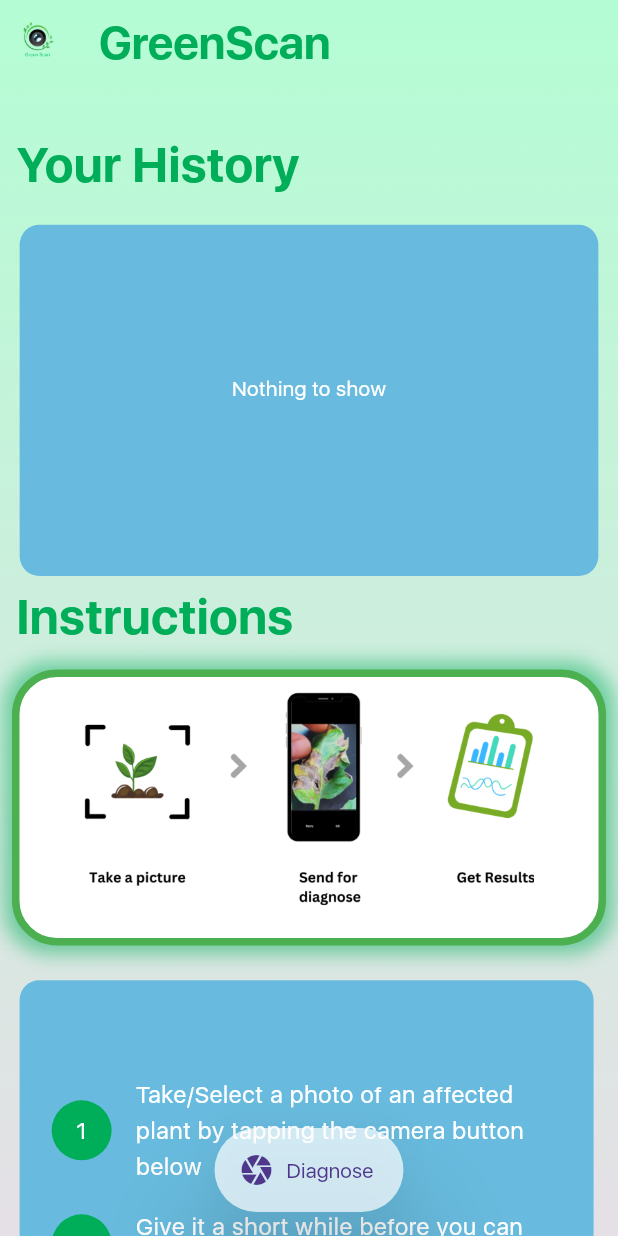
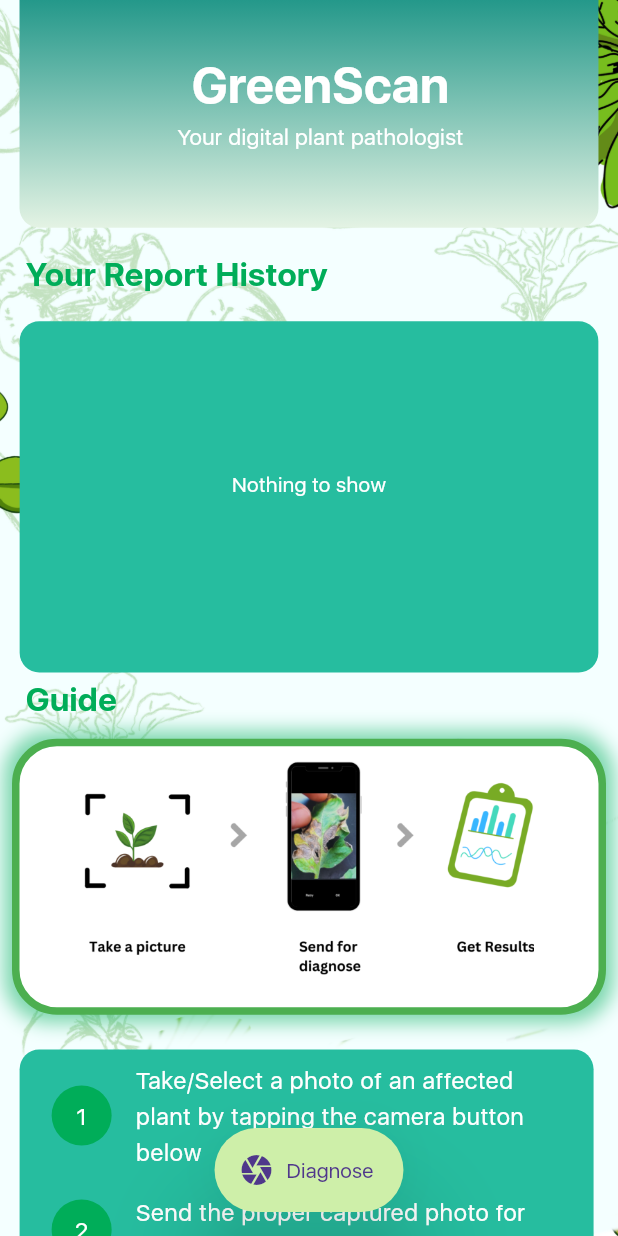
Before and after one commit to IshworMoktan/plant_disease_detector, a Flutter app: the screen it shows after launch, on a phone screen of 412 x 824 dp. Run offline on Flutter 3.47's test engine with Material 2 defaults, Android fonts, the phone set to English and light mode, and no system bars; drawn by our look-alikes of flutter_speed_dial; our stand-ins replace font_awesome_flutter, hive, hive_flutter, image_picker; missing offline and left inert: tflite; accounts and stored records are empty.

Commit message:
suggestion page has beend modified for the visibility

```diff
--- a/lib/constants/constants.dart
+++ b/lib/constants/constants.dart
@@ -2,5 +2,5 @@ import 'package:flutter/material.dart';
 
 const kMain = Color(0xff00ad59);
 const kAccent = Color(0xff1ca800);
-const kSecondary = Color.fromARGB(255, 104, 187, 222);
+const kSecondary = Color.fromARGB(255, 38, 189, 159);
 const kWhite = Color(0xffffffff);
--- a/lib/src/home_page/components/greeting.dart
+++ b/lib/src/home_page/components/greeting.dart
@@ -12,7 +12,15 @@ class GreetingSection extends SliverFixedExtentList {
                     (0.079 * height), 0, (0.079 * height), (0.079 * height)),
                 child: Container(
                   decoration: BoxDecoration(
-                    color: kWhite,
+                    gradient: const LinearGradient(
+                      colors: [
+                        Color.fromARGB(255, 36, 152, 138),
+                        Color(0xffe4f3e4)
+                      ],
+                      stops: [0, 1],
+                      begin: Alignment.topCenter,
+                      end: Alignment.bottomCenter,
+                    ),
                     borderRadius: BorderRadius.only(
                         bottomLeft: Radius.circular((0.079 * height)),
                         bottomRight: Radius.circular((0.079 * height))),
@@ -21,24 +29,42 @@ class GreetingSection extends SliverFixedExtentList {
                     padding: EdgeInsets.fromLTRB(
                         (0.092 * height), 0, 0, (0.099 * height)),
                     child: Column(
-                      mainAxisAlignment: MainAxisAlignment.end,
-                      crossAxisAlignment: CrossAxisAlignment.start,
+                      mainAxisAlignment: MainAxisAlignment.center,
                       children: [
                         Row(
+                          mainAxisAlignment: MainAxisAlignment.center,
                           children: [
-                            SizedBox(
-                                height: 120,
-                                width: 80,
-                                child: Image.asset(
-                                  'assets/images/logo.png',
-                                  color: Colors.green,
-                                )),
+                            // SizedBox(
+                            //     height: 120,
+                            //     child: Image.asset(
+                            //       'assets/images/logo.png',
+                            //     )),
+                            // const SizedBox(
+                            //   width: 10,
+                            // ),
                             Text(
                               'GreenScan',
                               style: TextStyle(
                                   fontFamily: 'SFBold',
                                   fontSize: (0.2 * height),
-                                  color: kMain),
+                                  color: kWhite),
+                            ),
+                          ],
+                        ),
+                        const Row(
+                          mainAxisAlignment: MainAxisAlignment.center,
+                          children: [
+                            // SizedBox(
+                            //     height: 120,
+                            //     child: Image.asset(
+                            //       'assets/images/logo.png',
+                            //     )),
+                            // const SizedBox(
+                            //   width: 10,
+                            // ),
+                            Text(
+                              'Your digital plant pathologist',
+                              style: TextStyle(fontSize: 15, color: kWhite),
                             ),
                           ],
                         ),
--- a/lib/src/home_page/components/instructions.dart
+++ b/lib/src/home_page/components/instructions.dart
@@ -46,6 +46,18 @@ class InstructionsSection extends SliverFixedExtentList {
                             ),
                           ),
                           title: Text(
+                              'Send the proper captured photo for diagnose',
+                              style: TextStyle(color: kWhite)),
+                        ),
+                        ListTile(
+                          leading: CircleAvatar(
+                            backgroundColor: kMain,
+                            child: Text(
+                              '3',
+                              style: TextStyle(color: kWhite),
+                            ),
+                          ),
+                          title: Text(
                               'Give it a short while before you can get a suggestion of the disease',
                               style: TextStyle(color: kWhite)),
                         ),
--- a/lib/src/home_page/home.dart
+++ b/lib/src/home_page/home.dart
@@ -46,21 +46,21 @@ class _HomeState extends State<Home> {
     late Disease _disease;
 
     return Scaffold(
-      extendBodyBehindAppBar: true,
-      appBar: AppBar(
-        foregroundColor: kMain,
-        backgroundColor: Colors.transparent,
-        elevation: 0,
-        leadingWidth: 50,
-        leading: Image.asset('assets/images/logo.png'),
-        title: Text(
-          'GreenScan',
-          style: TextStyle(fontFamily: 'SFBold', fontSize: 30, color: kMain),
-        ),
-      ),
+      // extendBodyBehindAppBar: true,
+      // appBar: AppBar(
+      //   foregroundColor: kMain,
+      //   backgroundColor: Colors.transparent,
+      //   elevation: 0,
+      //   leadingWidth: 50,
+      //   leading: Image.asset('assets/images/logo.png'),
+      //   title: Text(
+      //     'GreenScan',
+      //     style: TextStyle(fontFamily: 'SFBold', fontSize: 30, color: kMain),
+      //   ),
+      // ),
       floatingActionButtonLocation: FloatingActionButtonLocation.centerFloat,
       floatingActionButton: SpeedDial(
-        backgroundColor: Colors.white70,
+        backgroundColor: const Color.fromARGB(255, 206, 239, 169),
         animatedIconTheme: IconThemeData(size: 28.0),
         elevation: 30,
         tooltip: 'Diagnose',
@@ -141,15 +141,15 @@ class _HomeState extends State<Home> {
       body: Container(
         decoration: const BoxDecoration(
           image: DecorationImage(
-              image: AssetImage('assets/images/bg.png'), fit: BoxFit.cover),
+              image: AssetImage('assets/images/bgr.jpg'), fit: BoxFit.cover),
         ),
         child: CustomScrollView(
           slivers: [
-            //GreetingSection(size.height * 0.2),
-            TitleSection('', size.height * 0.1),
-            TitleSection('Your History', size.height * 0.066),
+            GreetingSection(size.height * 0.2),
+            // TitleSection('', size.height * 0.1),
+            TitleSection('  Your Report History', size.height * 0.044),
             HistorySection(size, context, _diseaseService),
-            TitleSection('Instructions', size.height * 0.066),
+            TitleSection('  Guide', size.height * 0.044),
             TakePictureSection(),
             InstructionsSection(size),
           ],
--- a/lib/src/suggestions_page/components/text_property.dart
+++ b/lib/src/suggestions_page/components/text_property.dart
@@ -22,7 +22,7 @@ class TextProperty extends StatelessWidget {
           title: Text(
             title,
             style: TextStyle(
-              color: kSecondary,
+              color: Colors.black,
               fontFamily: 'SFBold',
               fontSize: (0.039 * height),
             ),
@@ -30,9 +30,9 @@ class TextProperty extends StatelessWidget {
           subtitle: Text(
             value,
             style: TextStyle(
-              color: kSecondary,
+              color: Colors.grey,
               fontFamily: 'SFRegular',
-              fontSize: (0.026 * height),
+              fontSize: (0.023 * height),
             ),
           ),
         )
```
Also changed, not shown: lib/src/suggestions_page/suggestions.dart (+19 -14 lines).
